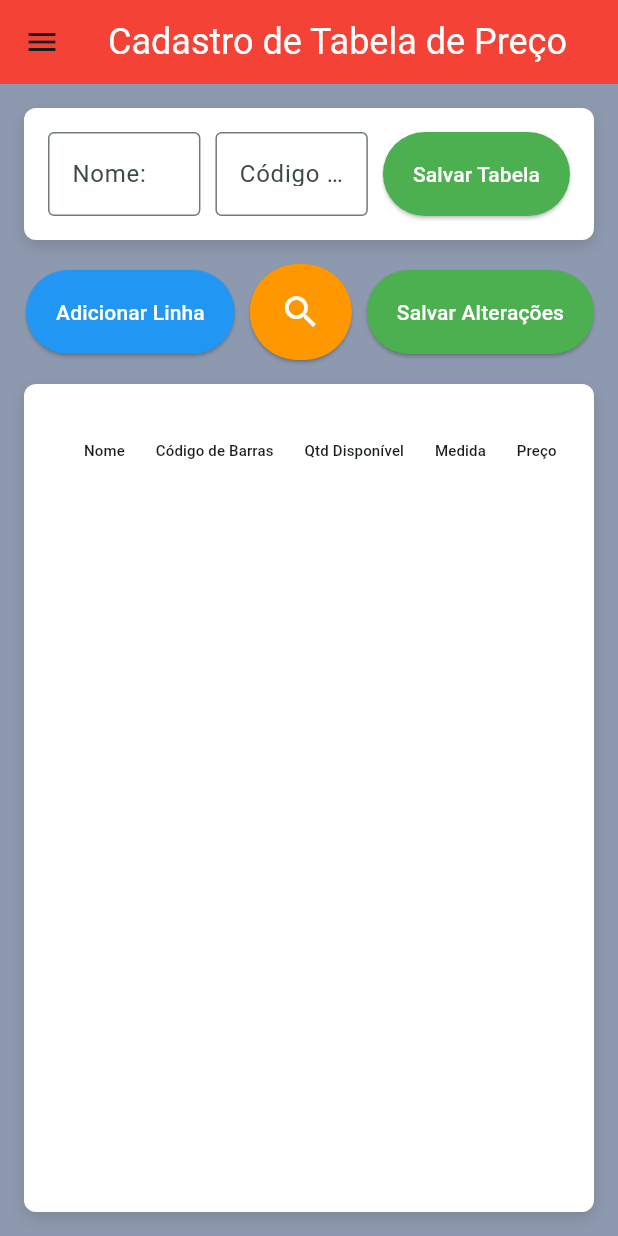
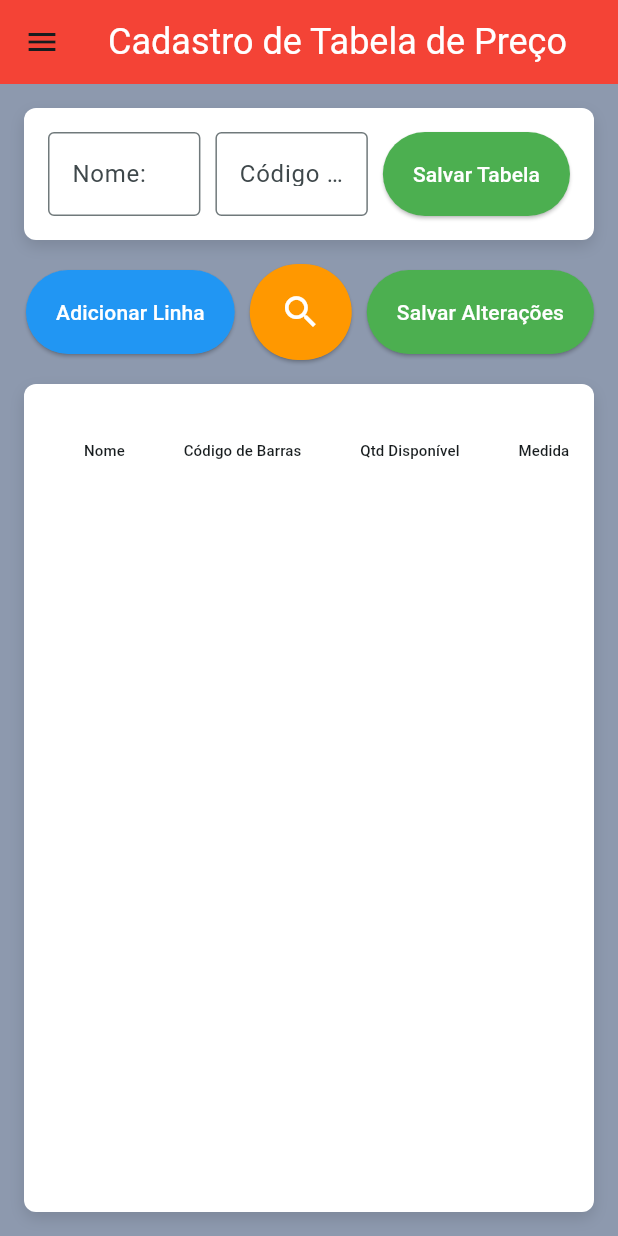
Before and after one commit to Felp056/PointOfVenda, a Flutter app: the Cadastrodetabeladepreco screen opened directly, on a phone screen of 412 x 824 dp. Run offline on Flutter 3.47's test engine with Material 3 defaults, Android fonts, the phone set to English and light mode, and no system bars; our stand-ins replace dio, google_fonts; missing offline and left inert: dart:ffi; network calls fail.

Commit message:
correção do layout da tela de cadastro de tabela de preco

```diff
--- a/Pov_Front/lib/pages/Cadastro/CadastroDeTabelaDePreco.dart
+++ b/Pov_Front/lib/pages/Cadastro/CadastroDeTabelaDePreco.dart
@@ -139,10 +139,10 @@ class _CadastrodetabeladeprecoState extends State<Cadastrodetabeladepreco> {
       precos.add({
         "idProduto": null,
         "Descricao": null,
-        "CodBarras": "",
+        "CodBarras": 0,
         "QtdDisponivel": 0,
         "Medida": "",
-        "Preco": 0.0,
+        "Preco": 0,
         "Promocao": false,
       });
     });
@@ -303,19 +303,19 @@ class _CadastrodetabeladeprecoState extends State<Cadastrodetabeladepreco> {
                   borderRadius: BorderRadius.circular(8),
                   boxShadow: [BoxShadow(color: Colors.black12, blurRadius: 8, offset: Offset(0, 4))],
                 ),
-                child: SingleChildScrollView(
+                child: Expanded(child: SingleChildScrollView(
                   scrollDirection: Axis.horizontal,
                   child: DataTable(
-                    columnSpacing: MediaQuery.of(context).size.width * 0.05,
+                    columnSpacing: MediaQuery.of(context).size.width * 0.095,
                     headingRowHeight: 56,
                     columns: [
-                      DataColumn(label: Text("Nome", style: TextStyle(fontSize: fontSize))),
-                      DataColumn(label: Text("Código de Barras", style: TextStyle(fontSize: fontSize))),
-                      DataColumn(label: Text("Qtd Disponível", style: TextStyle(fontSize: fontSize))),
-                      DataColumn(label: Text("Medida", style: TextStyle(fontSize: fontSize))),
-                      DataColumn(label: Text("Preço", style: TextStyle(fontSize: fontSize))),
-                      DataColumn(label: Text("Promoção", style: TextStyle(fontSize: fontSize))),
-                      DataColumn(label: Text("Ações", style: TextStyle(fontSize: fontSize))),
+                      DataColumn(label: Expanded(child: Text("Nome", style: TextStyle(fontSize: fontSize)))),
+                      DataColumn(label: Expanded(child: Text("Código de Barras", style: TextStyle(fontSize: fontSize)))),
+                      DataColumn(label: Expanded(child: Text("Qtd Disponível", style: TextStyle(fontSize: fontSize)))),
+                      DataColumn(label: Expanded(child: Text("Medida", style: TextStyle(fontSize: fontSize)))),
+                      DataColumn(label: Expanded(child: Text("Preço", style: TextStyle(fontSize: fontSize)))),
+                      DataColumn(label: Expanded(child: Text("Promoção", style: TextStyle(fontSize: fontSize)))),
+                      DataColumn(label: Expanded(child: Text("Ações", style: TextStyle(fontSize: fontSize)))),
                     ],
                     rows: precos.asMap().entries.map((entry) {
                       int index = entry.key;
@@ -337,6 +337,7 @@ class _CadastrodetabeladeprecoState extends State<Cadastrodetabeladepreco> {
                   ),
                 ),
               ),
+              ),
             ),
           ],
         ),
```
Also changed, not shown: Pov_Front/lib/widgets/ProdFormDataToGrid.dart (+30 -14 lines).
